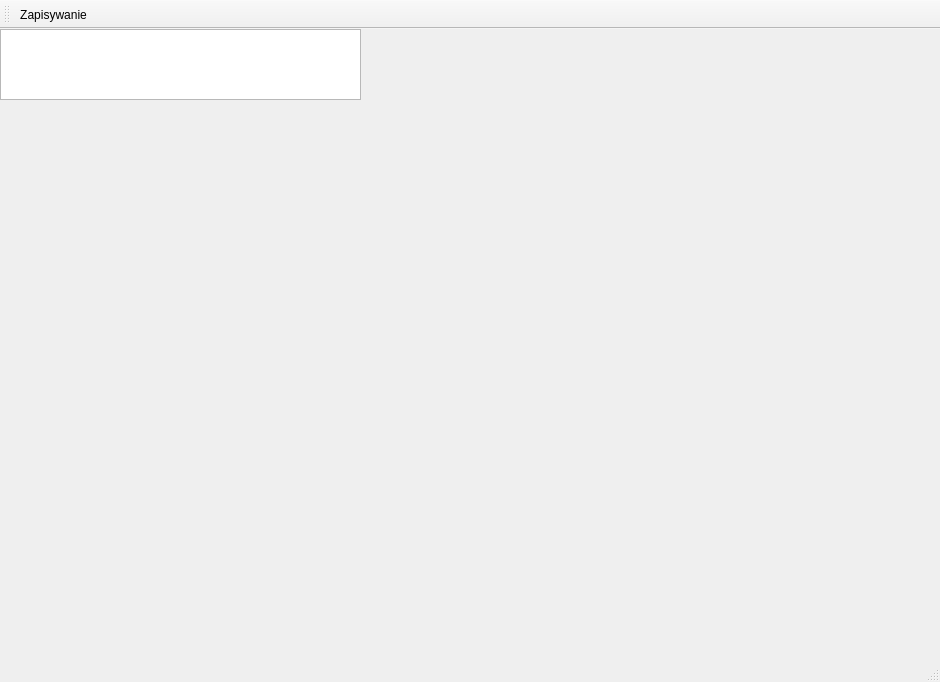
Before: the Qt Designer form Heart Plotter - App/HeartPlotterApp.ui in kacpermilan/Heart-Plotter, drawn with Qt 5.
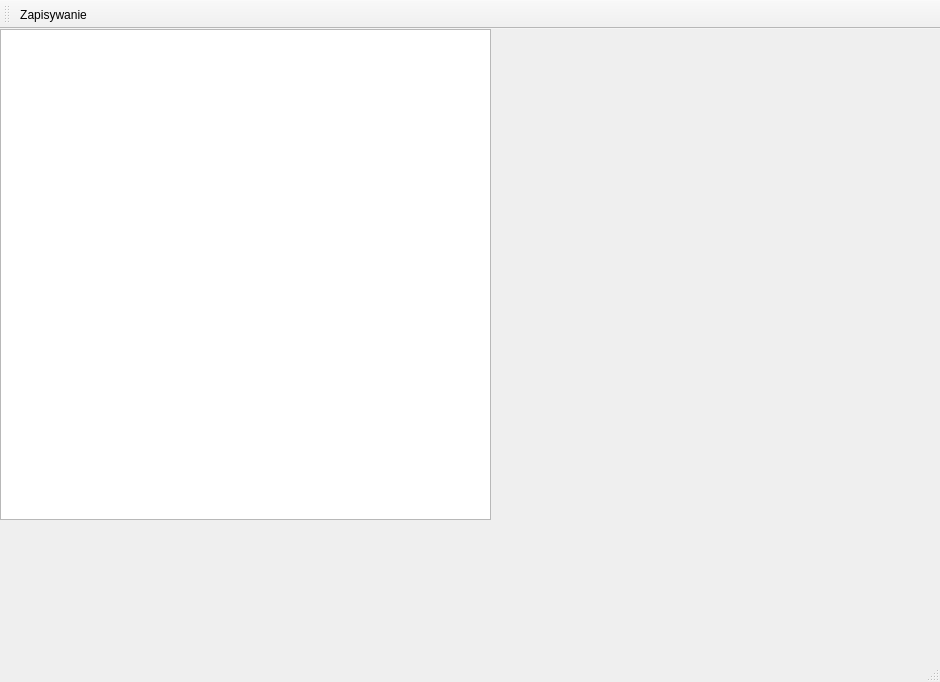
After: the same form once the commit is applied.

Commit message: The code still has problems, but I think the answer to that lays in code of plot. In .cpp file a new main Layout is made that covers/deletes whatever widget was added to ui (including added textEdit). Advice needed.

```diff
--- a/Heart Plotter - App/HeartPlotterApp.ui
+++ b/Heart Plotter - App/HeartPlotterApp.ui
@@ -17,10 +17,10 @@
    <widget class="QWidget" name="plotContainer" native="true">
     <property name="geometry">
      <rect>
-      <x>10</x>
-      <y>110</y>
-      <width>921</width>
-      <height>381</height>
+      <x>500</x>
+      <y>10</y>
+      <width>431</width>
+      <height>481</height>
      </rect>
     </property>
    </widget>
@@ -29,8 +29,8 @@
      <rect>
       <x>0</x>
       <y>0</y>
-      <width>361</width>
-      <height>71</height>
+      <width>491</width>
+      <height>491</height>
      </rect>
     </property>
    </widget>
```
